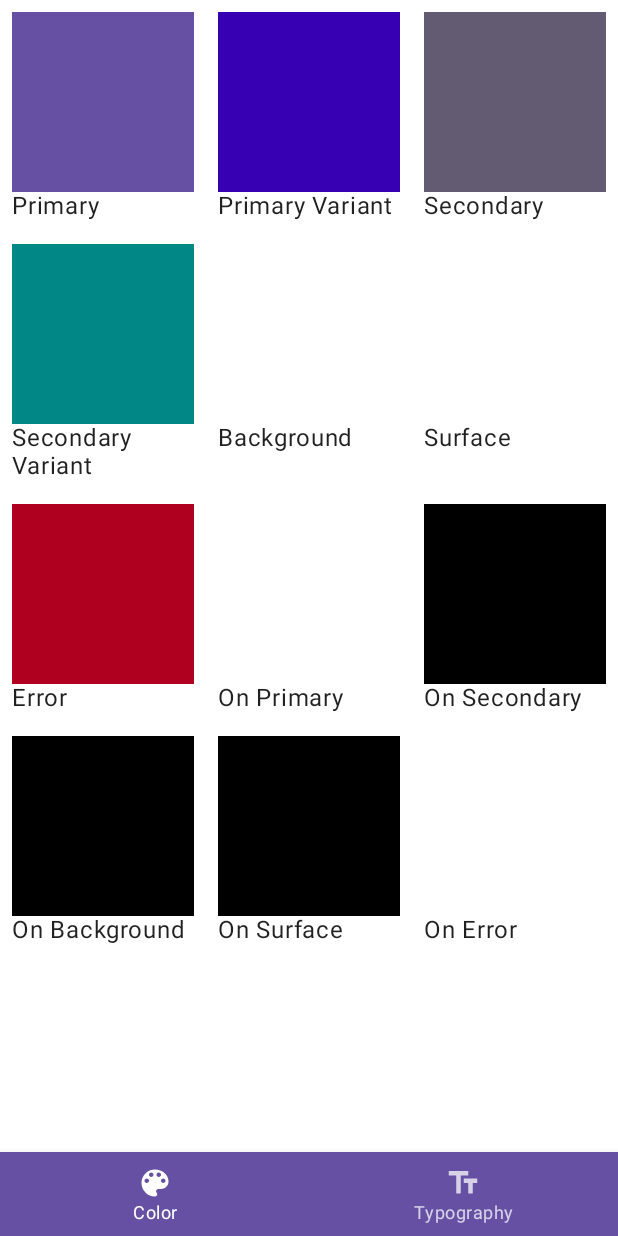
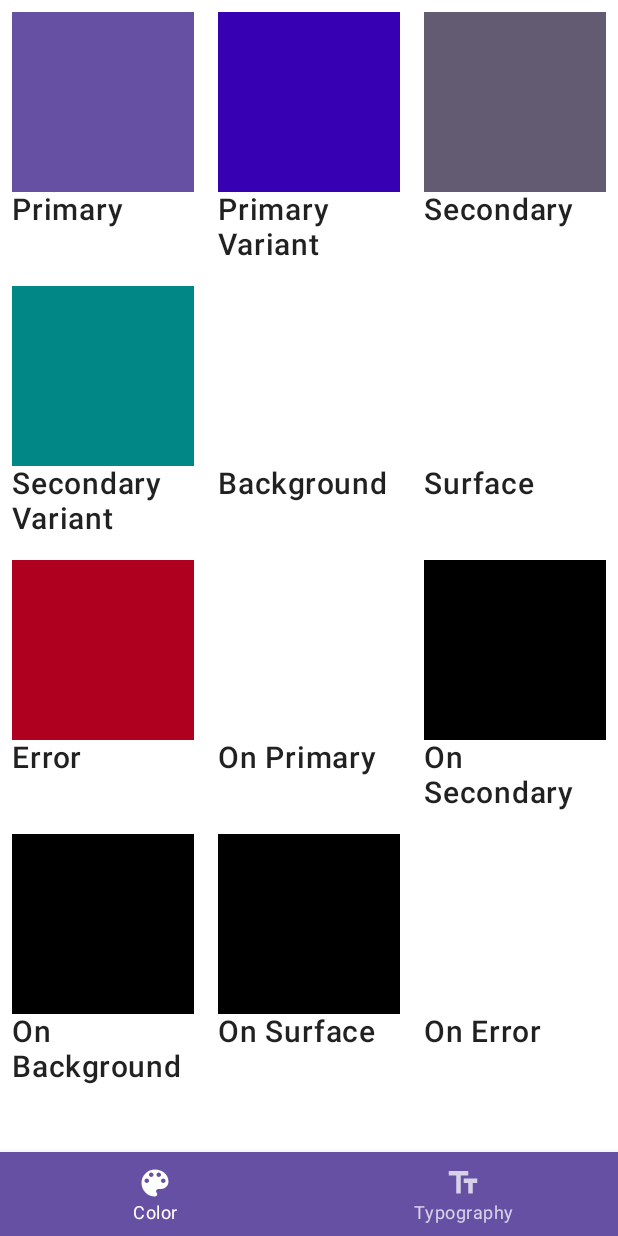
Before and after one commit to HelloCuriosity/curiosity, an Android app built with Jetpack Compose: the screen it shows after launch (MainActivity), on a phone screen of 412 x 824 dp. Run offline under Robolectric (Android 15) with nearby library versions, the phone set to English and light mode, and no system bars.

```diff
--- a/buildSrc/src/main/kotlin/Dependencies.kt
+++ b/buildSrc/src/main/kotlin/Dependencies.kt
@@ -55,6 +55,7 @@ object Dependencies {
         }
 
         const val junit = "junit:junit:4.13.2"
+        const val robolectric = "org.robolectric:robolectric:4.8.2"
     }
 }
 
--- a/curiosity/src/main/java/com/hello/curiosity/compose/ui/theme/Type.kt
+++ b/curiosity/src/main/java/com/hello/curiosity/compose/ui/theme/Type.kt
@@ -29,20 +29,20 @@ data class Type(
     ),
     val h4: TextStyle = TextStyle(
         fontFamily = defaultFontFamily,
-        fontWeight = FontWeight.Normal,
-        fontSize = 34.sp,
-        letterSpacing = 0.25.sp
+        fontWeight = FontWeight.ExtraBold,
+        fontSize = 24.sp,
+        letterSpacing = 0.sp
     ),
     val h5: TextStyle = TextStyle(
         fontFamily = defaultFontFamily,
-        fontWeight = FontWeight.Normal,
-        fontSize = 24.sp,
-        letterSpacing = 0.sp
+        fontWeight = FontWeight.ExtraBold,
+        fontSize = 20.sp,
+        letterSpacing = 0.15.sp
     ),
     val h6: TextStyle = TextStyle(
         fontFamily = defaultFontFamily,
-        fontWeight = FontWeight.ExtraBold,
-        fontSize = 20.sp,
+        fontWeight = FontWeight.SemiBold,
+        fontSize = 14.sp,
         letterSpacing = 0.15.sp
     ),
     val subtitle1: TextStyle = TextStyle(
@@ -59,15 +59,15 @@ data class Type(
     ),
     val body1: TextStyle = TextStyle(
         fontFamily = defaultFontFamily,
-        fontWeight = FontWeight.Normal,
-        fontSize = 16.sp,
+        fontWeight = FontWeight.SemiBold,
+        fontSize = 20.sp,
         letterSpacing = 0.5.sp
     ),
     val body2: TextStyle = TextStyle(
         fontFamily = defaultFontFamily,
         fontWeight = FontWeight.Normal,
-        fontSize = 14.sp,
-        letterSpacing = 0.25.sp
+        fontSize = 16.sp,
+        letterSpacing = 0.5.sp
     ),
     val button: TextStyle = TextStyle(
         fontFamily = defaultFontFamily,
```
Also changed, not shown: curiosity/build.gradle.kts (+44 -1 lines), curiosity/src/main/java/com/hello/curiosity/compose/ui/components/text/ContentLarge.kt (added, +20 -0 lines), curiosity/src/main/java/com/hello/curiosity/compose/ui/components/text/ContentMedium.kt (added, +20 -0 lines), curiosity/src/main/java/com/hello/curiosity/compose/ui/components/text/LabelLarge.kt (added, +20 -0 lines), curiosity/src/main/java/com/hello/curiosity/compose/ui/components/text/LabelMedium.kt (added, +20 -0 lines), curiosity/src/main/java/com/hello/curiosity/compose/ui/components/text/LabelSmall.kt (added, +20 -0 lines), 7 other files.
